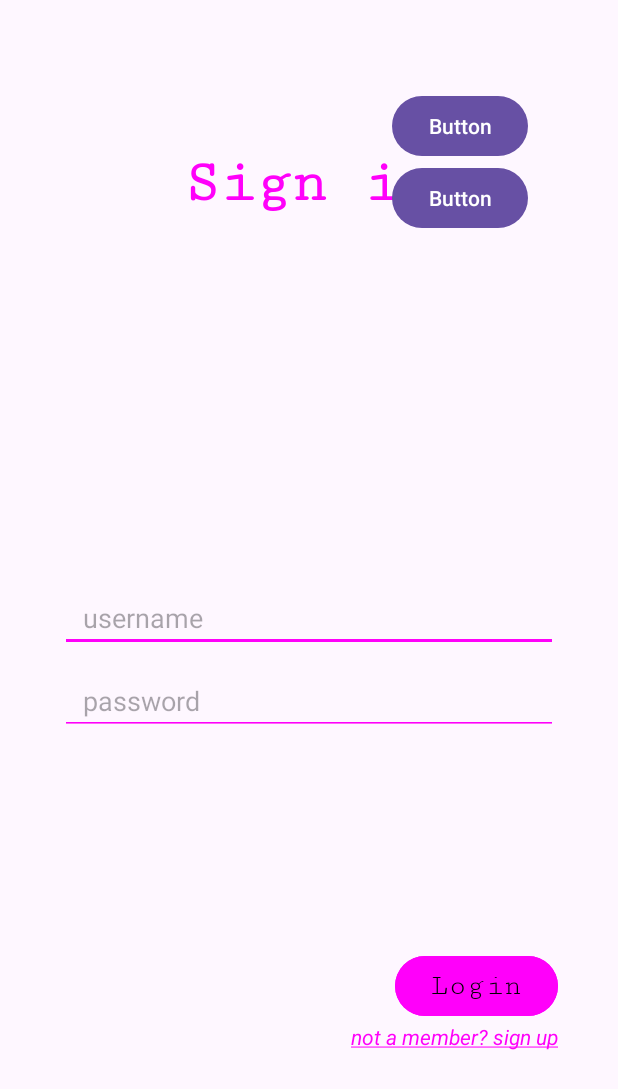
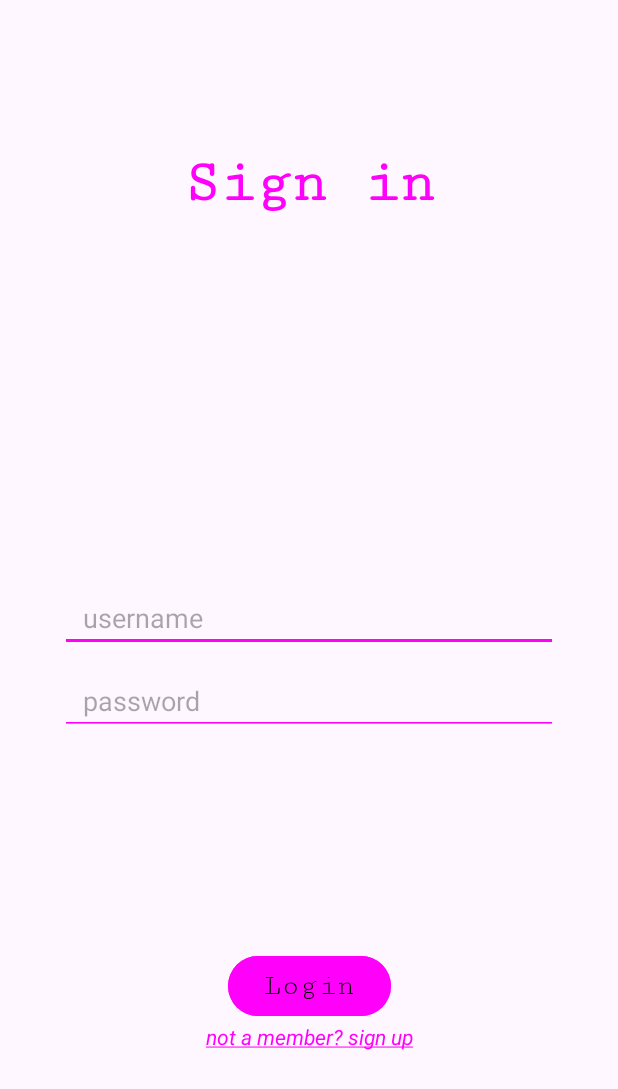
Before and after one commit to sixaruliketi/First-Project-2024, an Android app: the screen it shows after launch (MainActivity), on a phone screen of 412 x 824 dp. Shown: the top 1089 px of the screen. Run offline under Robolectric (Android 15) with nearby library versions, the light colour scheme and no system bars.

Commit message:
activities added

```diff
--- a/app/src/main/java/com/example/myapplication/MainActivity.kt
+++ b/app/src/main/java/com/example/myapplication/MainActivity.kt
@@ -1,12 +1,67 @@
 package com.example.myapplication
 
+import android.content.Intent
 import androidx.appcompat.app.AppCompatActivity
 import android.os.Bundle
+import android.util.Log
+import android.widget.Button
+import android.widget.EditText
+import kotlin.math.log
 import kotlin.math.max
 
 class MainActivity : AppCompatActivity() {
     override fun onCreate(savedInstanceState: Bundle?) {
         super.onCreate(savedInstanceState)
         setContentView(R.layout.activity_main)
+
+        val username = findViewById<EditText>(R.id.userNameEditText)
+        val password = findViewById<EditText>(R.id.passwordEditText)
+        val button = findViewById<Button>(R.id.loginButton)
+
+        button.setOnClickListener {
+            val username1 = username.text.toString()
+            val password1 = password.text.toString()
+
+            val intent = Intent(this,MainActivity2::class.java)
+
+            intent.putExtra("USERNAME",username1)
+            intent.putExtra("PASSWORD",password1)
+
+            startActivity(intent)
+        }
+
+//        Log.d("myTag", "OnCreate")
     }
+
+
+//    override fun onStart() {
+//        super.onStart()
+//        Log.d("myTag", "OnStart")
+//    }
+//
+//    override fun onResume() {
+//        super.onResume()
+//        Log.d("myTag", "OnResume")
+//    }
+//
+//    override fun onPause() {
+//        super.onPause()
+//        Log.d("myTag", "onPause")
+//    }
+//
+//    override fun onStop() {
+//        super.onStop()
+//        Log.d("myTag", "OnStop")
+//    }
+//
+//    override fun onDestroy() {
+//        super.onDestroy()
+//        Log.d("myTag", "onDestroy")
+//    }
+//
+//    override fun onRestart() {
+//        super.onRestart()
+//        Log.d("myTag", "onRestart")
+//    }
+
 }
--- a/app/src/main/res/layout/activity_main.xml
+++ b/app/src/main/res/layout/activity_main.xml
@@ -41,6 +41,7 @@
         android:hint="password"
         android:paddingStart="15dp"
         android:layout_marginTop="10dp"
+        android:inputType="textPassword"
         app:layout_constraintEnd_toEndOf="@+id/userNameEditText"
         app:layout_constraintStart_toStartOf="@+id/userNameEditText"
         app:layout_constraintTop_toBottomOf="@+id/userNameEditText" />
@@ -56,6 +57,7 @@
         android:textSize="19sp"
         app:layout_constraintBottom_toBottomOf="parent"
         app:layout_constraintEnd_toEndOf="@+id/passwordEditText"
+        app:layout_constraintStart_toStartOf="@+id/passwordEditText"
         app:layout_constraintTop_toBottomOf="@+id/passwordEditText" />
 
     <TextView
@@ -65,26 +67,7 @@
         android:textColor="@color/pink"
         android:textStyle="italic"
         app:layout_constraintEnd_toEndOf="@+id/loginButton"
+        app:layout_constraintStart_toStartOf="@+id/loginButton"
         app:layout_constraintTop_toBottomOf="@id/loginButton" />
 
-    <LinearLayout
-        android:layout_width="wrap_content"
-        android:layout_height="wrap_content"
-        android:orientation="vertical"
-        android:layout_margin="60dp"
-        app:layout_constraintEnd_toEndOf="parent"
-        app:layout_constraintTop_toTopOf="parent">
-
-        <Button
-            android:id="@+id/button"
-            android:layout_width="match_parent"
-            android:layout_height="wrap_content"
-            android:text="Button" />
-
-        <Button
-            android:id="@+id/button2"
-            android:layout_width="match_parent"
-            android:layout_height="wrap_content"
-            android:text="Button" />
-    </LinearLayout>
 </androidx.constraintlayout.widget.ConstraintLayout>
```
Also changed, not shown: app/src/main/AndroidManifest.xml (+11 -3 lines), app/src/main/java/com/example/myapplication/MainActivity2.kt (added, +39 -0 lines), app/src/main/java/com/example/myapplication/MainActivity3.kt (added, +17 -0 lines), app/src/main/res/layout/activity_main2.xml (added, +37 -0 lines), app/src/main/res/layout/activity_main3.xml (added, +31 -0 lines), app/src/main/res/layout/activity_second.xml (deleted, +0 -49 lines).
